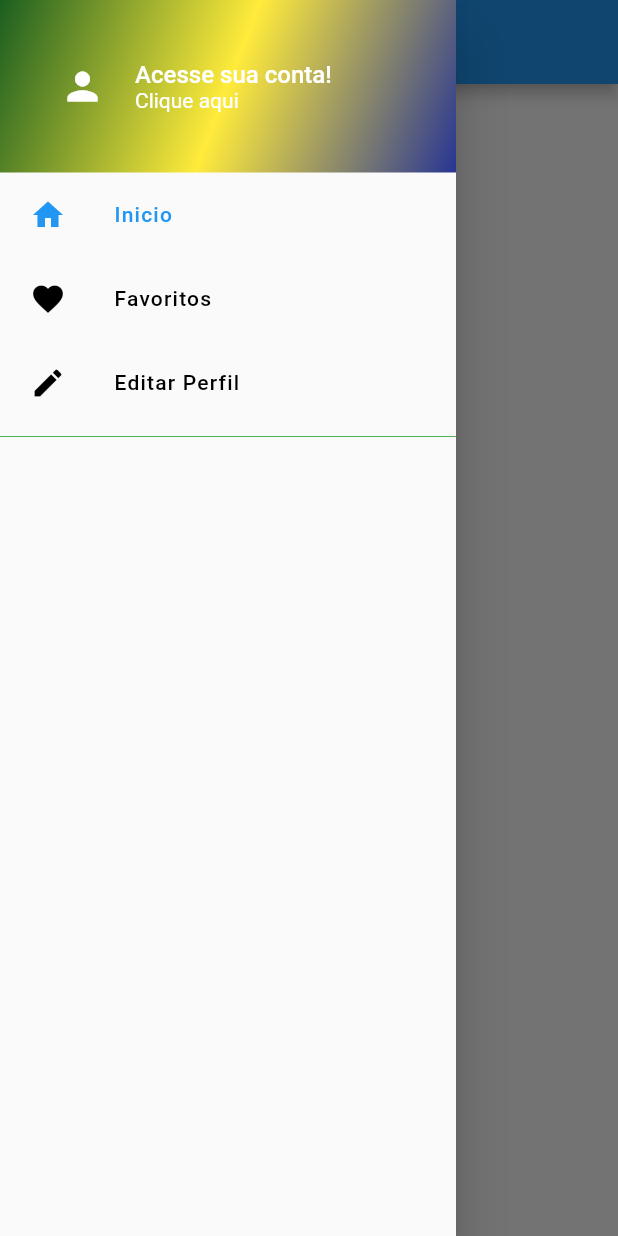
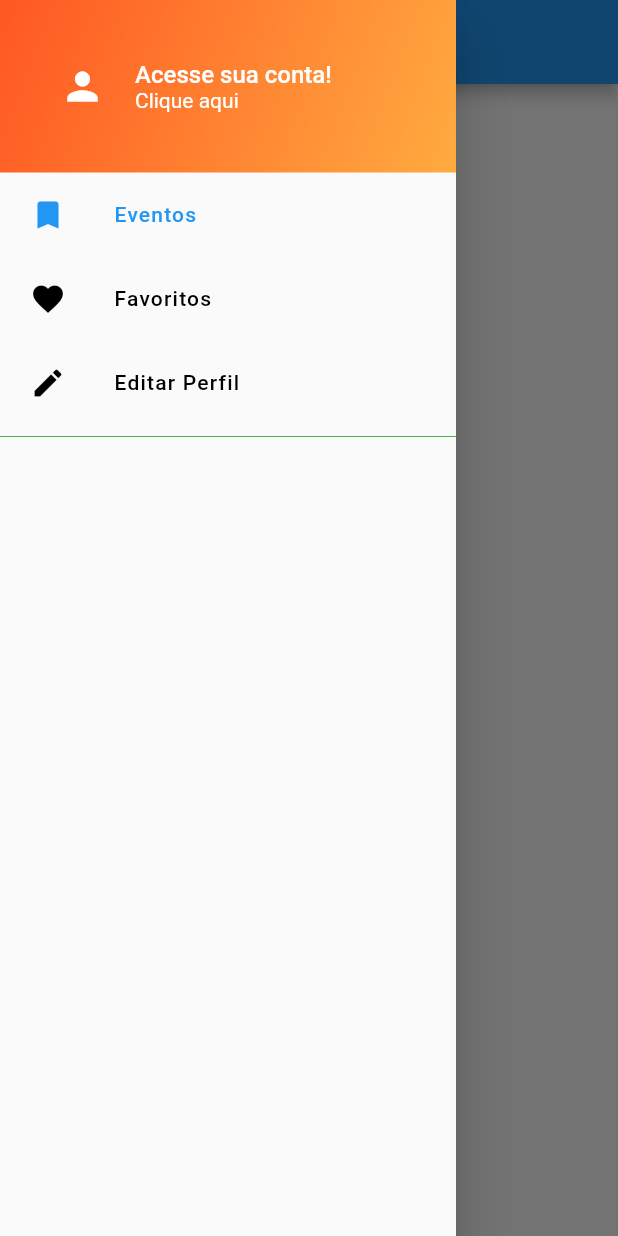
Before and after one commit to VMCalhau/CultureApp, a Flutter app: the screen it shows after launch, with the side drawer open, on a phone screen of 412 x 824 dp. Run offline on Flutter 3.47's test engine with Material 2 defaults, Android fonts, the phone set to English and light mode, and no system bars; our stand-ins replace flutter_signin_button, rxdart.

Commit message:
algumas mudanças pequenas

```diff
--- a/culture_app/lib/common/custom_header.dart
+++ b/culture_app/lib/common/custom_header.dart
@@ -17,9 +17,8 @@ class CustomHeader extends StatelessWidget {
               begin: Alignment.topLeft,
               end: Alignment.bottomRight,
               colors: [
-                const Color.fromARGB(255, 27, 94, 32),
-                const Color.fromARGB(255, 255, 235, 59),
-                const Color.fromARGB(255, 40, 53, 147),
+                Colors.deepOrange,
+                Colors.orangeAccent
               ]),
         ),
         child: Row(
--- a/culture_app/lib/common/drawer_pages.dart
+++ b/culture_app/lib/common/drawer_pages.dart
@@ -17,8 +17,8 @@ class DrawerPages extends StatelessWidget {
         return Column(
           children: <Widget>[
             IconPages(
-              label: "Inicio",
-              iconData: Icons.home,
+              label: "Eventos",
+              iconData: Icons.bookmark,
               onTap: (){
                 _setPage(0);
               },
--- a/culture_app/lib/screens/home_screen.dart
+++ b/culture_app/lib/screens/home_screen.dart
@@ -10,7 +10,8 @@ class _HomeScreenState extends State<HomeScreen> {
   Widget build(BuildContext context) {
     return Scaffold(
       appBar: AppBar(
-        title: Text("Inicio"),
+        title: Text("Eventos"),
+        centerTitle: true,
       ),
       drawer: CustomDrawer(),
     );
--- a/culture_app/lib/screens/login_screen.dart
+++ b/culture_app/lib/screens/login_screen.dart
@@ -9,6 +9,7 @@ class LoginScreen extends StatelessWidget {
   @override
   Widget build(BuildContext context) {
     return Scaffold(
+      backgroundColor: Colors.transparent,
       body: Container(
           decoration: BoxDecoration(
               gradient: LinearGradient(
--- a/culture_app/pubspec.yaml
+++ b/culture_app/pubspec.yaml
@@ -36,6 +36,7 @@ dependencies:
   firebase_auth: ^0.16.1
   rxdart: ^0.23.1
   provider: ^3.2.0
+  intro_slider: ^2.3.2
 
 
 dev_dependencies:
```
